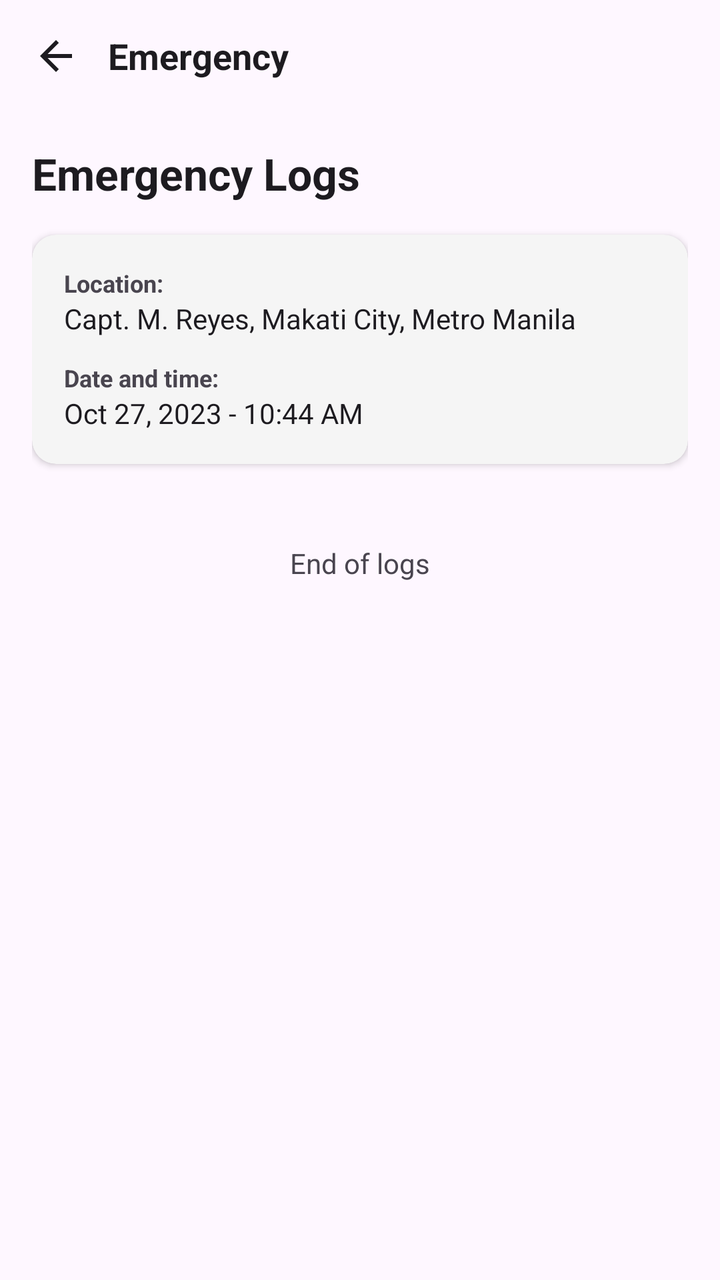
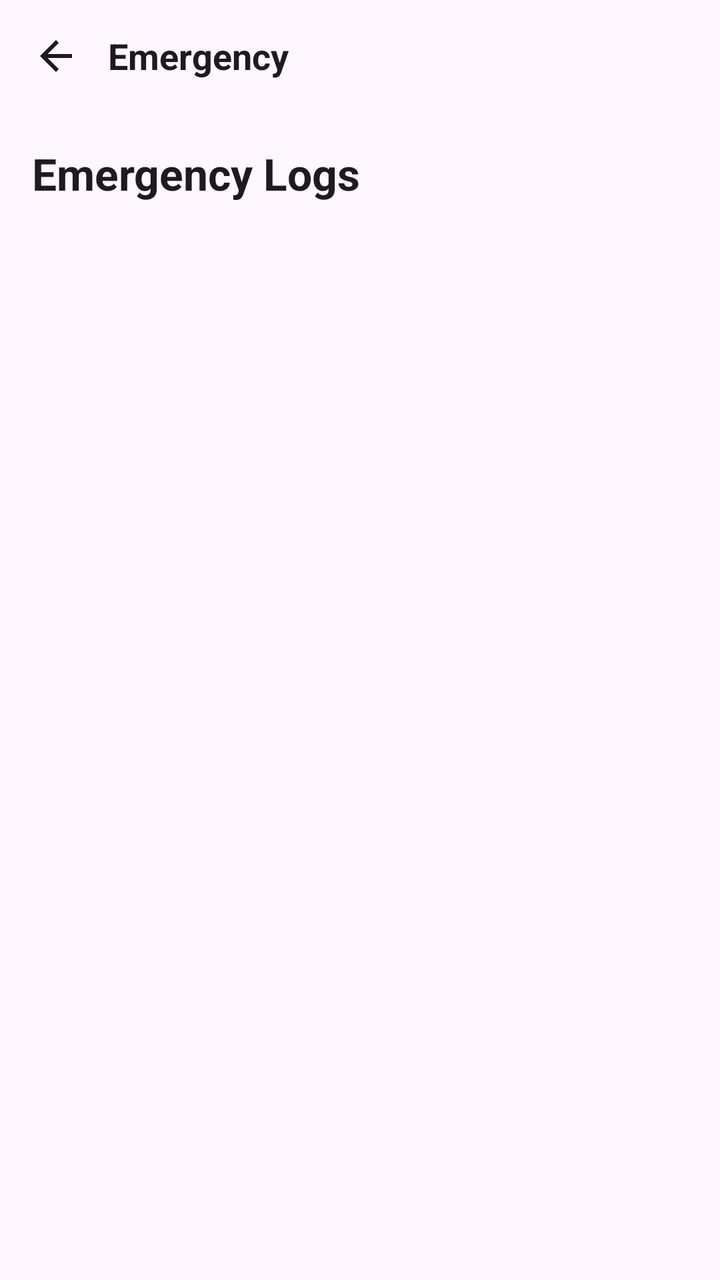

Two renders of the same Android screen: before a commit and after it. Below are the layout's source before the change and the commit's diff.
<!-- AndroidManifest.xml: application theme Theme.Canetrack -->
<!-- res/layout/activity_emergency.xml -->
<?xml version="1.0" encoding="utf-8"?>
<LinearLayout xmlns:android="http://schemas.android.com/apk/res/android"
    xmlns:app="http://schemas.android.com/apk/res-auto"
    android:layout_width="match_parent"
    android:layout_height="match_parent"
    android:orientation="vertical"
    android:background="?android:attr/windowBackground">

    
    <LinearLayout
        android:layout_width="match_parent"
        android:layout_height="wrap_content"
        android:orientation="horizontal"
        android:gravity="center_vertical"
        android:padding="12dp">

        <ImageButton
            android:id="@+id/btn_back"
            android:layout_width="32dp"
            android:layout_height="32dp"
            android:src="@drawable/arrow_back_24"
            app:tint="?android:attr/textColorPrimary"
            android:background="?attr/selectableItemBackgroundBorderless"
            android:contentDescription="Back"/>

        <TextView
            android:layout_width="wrap_content"
            android:layout_height="wrap_content"
            android:text="Emergency"
            android:textColor="?android:attr/textColorPrimary"
            android:textSize="18sp"
            android:textStyle="bold"
            android:layout_marginStart="10dp"/>
    </LinearLayout>

    <ScrollView
        android:layout_width="match_parent"
        android:layout_height="match_parent">

        <LinearLayout
            android:layout_width="match_parent"
            android:layout_height="wrap_content"
            android:orientation="vertical"
            android:padding="16dp">

            <TextView
                android:layout_width="wrap_content"
                android:layout_height="wrap_content"
                android:text="Emergency Logs"
                android:textColor="?android:attr/textColorPrimary"
                android:textSize="22sp"
                android:textStyle="bold"
                android:layout_marginBottom="16dp"/>

            
            <androidx.cardview.widget.CardView
                android:layout_width="match_parent"
                android:layout_height="wrap_content"
                app:cardCornerRadius="12dp"
                app:cardElevation="2dp"
                app:cardBackgroundColor="?attr/colorSurfaceVariant"
                android:layout_marginBottom="16dp">

                <LinearLayout
                    android:layout_width="match_parent"
                    android:layout_height="wrap_content"
                    android:orientation="vertical"
                    android:padding="16dp">

                    <TextView
                        android:layout_width="wrap_content"
                        android:layout_height="wrap_content"
                        android:text="Location:"
                        android:textColor="?android:attr/textColorSecondary"
                        android:textSize="12sp"
                        android:textStyle="bold" />

                    <TextView
                        android:layout_width="wrap_content"
                        android:layout_height="wrap_content"
                        android:layout_marginBottom="12dp"
                        android:text="Capt. M. Reyes, Makati City, Metro Manila"
                        android:textColor="?android:attr/textColorPrimary"
                        android:textSize="14sp" />

                    <TextView
                        android:layout_width="wrap_content"
                        android:layout_height="wrap_content"
                        android:text="Date and time:"
                        android:textColor="?android:attr/textColorSecondary"
                        android:textSize="12sp"
                        android:textStyle="bold" />

                    <TextView
                        android:layout_width="wrap_content"
                        android:layout_height="wrap_content"
                        android:text="Oct 27, 2023 - 10:44 AM"
                        android:textColor="?android:attr/textColorPrimary"
                        android:textSize="14sp" />

                </LinearLayout>
            </androidx.cardview.widget.CardView>

            <TextView
                android:layout_width="match_parent"
                android:layout_height="wrap_content"
                android:text="End of logs"
                android:textColor="?android:attr/textColorSecondary"
                android:gravity="center"
                android:layout_marginTop="24dp"/>

        </LinearLayout>
    </ScrollView>

</LinearLayout>
<!-- resources referenced by this layout -->
<resources>
  <!-- drawable arrow_back_24 (drawable) -->
  <vector xmlns:android="http://schemas.android.com/apk/res/android"
      android:width="24dp"
      android:height="24dp"
      android:viewportWidth="24"
      android:viewportHeight="24">
    <path
        android:fillColor="#FF000000"
        android:pathData="M20,11H7.83l5.59,-5.59L12,4l-8,8 8,8 1.41,-1.41L7.83,13H20V11z"/>
  </vector>
  <style name="Theme.Canetrack" parent="Base.Theme.Canetrack" />
  <style name="Base.Theme.Canetrack" parent="Theme.Material3.DayNight.NoActionBar">
          
          <item name="colorPrimary">#4f8ef7</item>
          <item name="colorSurfaceVariant">#F5F5F5</item>
  
          
          <item name="quickActionPrimaryBackground">#4f8ef7</item>
          
          <item name="quickActionSecondaryBackground">#333333</item>
          <item name="quickActionContentColor">#FFFFFF</item>
      </style>
</resources>

<!-- the commit's change to res/layout/activity_emergency.xml (unified diff, before → after) -->
@@ -53,63 +53,34 @@
                 android:layout_marginBottom="16dp"/>
 
             
-            <androidx.cardview.widget.CardView
+            <TextView
+                android:id="@+id/tv_no_logs"
                 android:layout_width="match_parent"
                 android:layout_height="wrap_content"
-                app:cardCornerRadius="12dp"
-                app:cardElevation="2dp"
-                app:cardBackgroundColor="?attr/colorSurfaceVariant"
-                android:layout_marginBottom="16dp">
+                android:text="No emergency logs yet."
+                android:textColor="?android:attr/textColorSecondary"
+                android:gravity="center"
+                android:layout_marginTop="48dp"
+                android:visibility="gone"/>
 
-                <LinearLayout
-                    android:layout_width="match_parent"
-                    android:layout_height="wrap_content"
-                    android:orientation="vertical"
-                    android:padding="16dp">
+            
+            <LinearLayout
+                android:id="@+id/logs_container"
+                android:layout_width="match_parent"
+                android:layout_height="wrap_content"
+                android:orientation="vertical"/>
 
-                    <TextView
-                        android:layout_width="wrap_content"
-                        android:layout_height="wrap_content"
-                        android:text="Location:"
-                        android:textColor="?android:attr/textColorSecondary"
-                        android:textSize="12sp"
-                        android:textStyle="bold" />
-
-                    <TextView
-                        android:layout_width="wrap_content"
-                        android:layout_height="wrap_content"
-                        android:layout_marginBottom="12dp"
-                        android:text="Capt. M. Reyes, Makati City, Metro Manila"
-                        android:textColor="?android:attr/textColorPrimary"
-                        android:textSize="14sp" />
-
-                    <TextView
-                        android:layout_width="wrap_content"
-                        android:layout_height="wrap_content"
-                        android:text="Date and time:"
-                        android:textColor="?android:attr/textColorSecondary"
-                        android:textSize="12sp"
-                        android:textStyle="bold" />
-
-                    <TextView
-                        android:layout_width="wrap_content"
-                        android:layout_height="wrap_content"
-                        android:text="Oct 27, 2023 - 10:44 AM"
-                        android:textColor="?android:attr/textColorPrimary"
-                        android:textSize="14sp" />
-
-                </LinearLayout>
-            </androidx.cardview.widget.CardView>
-
+            
             <TextView
+                android:id="@+id/tv_end_of_logs"
                 android:layout_width="match_parent"
                 android:layout_height="wrap_content"
                 android:text="End of logs"
                 android:textColor="?android:attr/textColorSecondary"
                 android:gravity="center"
-                android:layout_marginTop="24dp"/>
+                android:layout_marginTop="24dp"
+                android:visibility="gone"/>
 
         </LinearLayout>
     </ScrollView>
-
 </LinearLayout>
